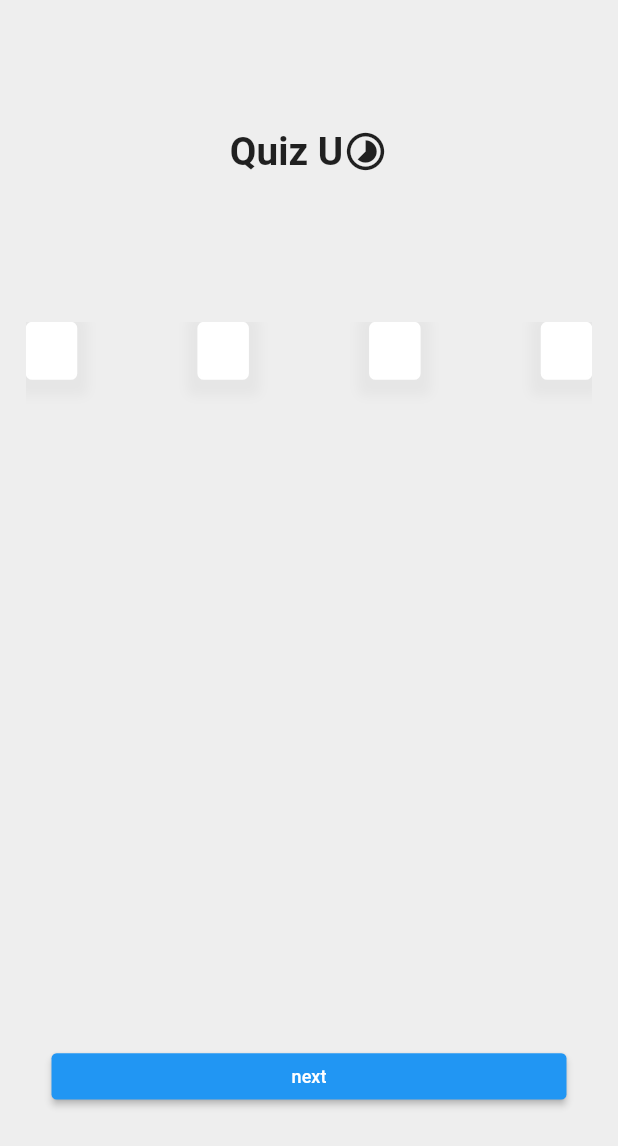
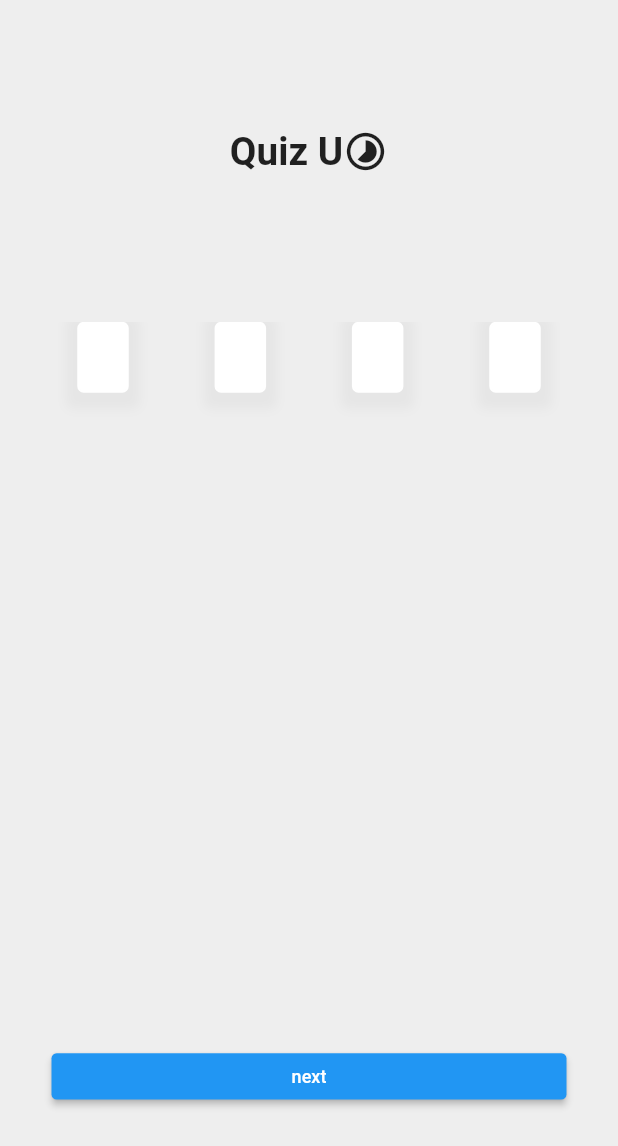
Before and after one commit to SaudElabdullah/quiz_u, a Flutter app: the screen it shows after launch, after a tap on "next", on a phone screen of 412 x 824 dp. Shown: the top 1146 px of the screen. Run offline on Flutter 3.47's test engine with Material 2 defaults, Android fonts, the phone set to English and light mode, and no system bars; drawn by our look-alikes of pin_code_fields; our stand-ins replace intl_phone_field, responsive_framework; missing offline and left inert: phone_number.

Commit message:
chore: modified UI

```diff
--- a/lib/app/login/views/pages/phone_nymber_page.dart
+++ b/lib/app/login/views/pages/phone_nymber_page.dart
@@ -21,7 +21,6 @@ class PhoneNumberPage extends StatelessWidget {
         ),
       ),
       initialCountryCode: 'SA',
-      onSubmitted: (String phoneNumber) {},
     );
   }
 }
--- a/lib/app/login/views/pages/pin_code_page.dart
+++ b/lib/app/login/views/pages/pin_code_page.dart
@@ -12,7 +12,11 @@ class PinCodePage extends StatelessWidget {
 
   @override
   Widget build(BuildContext context) {
-    return PinCodeTextField(
+    return Container(
+      margin: const EdgeInsets.symmetric(
+        horizontal: 40,
+      ),
+      child: PinCodeTextField(
         errorTextSpace: 30,
         validator: controller.smsValidator,
         appContext: context,
@@ -23,14 +27,9 @@ class PinCodePage extends StatelessWidget {
         animationType: AnimationType.scale,
         cursorHeight: 25,
         keyboardType: TextInputType.number,
-      // textStyle: kLabelTextStyleMid.copyWith(
-      //   height: 1.1,
-      // ),
-      // pastedTextStyle: kLabelTextStyleMid.copyWith(
-      //   height: 1.1,
-      // ),
         pinTheme: PinTheme(
-        fieldHeight: 45,
+          fieldHeight: 55,
+          fieldWidth: 40,
           shape: PinCodeFieldShape.box,
           borderRadius: BorderRadius.circular(5),
           activeColor: Colors.white,
@@ -51,11 +50,14 @@ class PinCodePage extends StatelessWidget {
         ],
         enableActiveFill: true,
         controller: controller.smsCodeController,
-      onCompleted: (value) {},
+        onCompleted: (value) {
+          controller.navigateToNextPage();
+        },
         onChanged: (value) {},
         beforeTextPaste: (text) {
           return true;
         },
+      ),
     );
   }
 }
```
Lines whose indentation alone changed are shown as unchanged.
